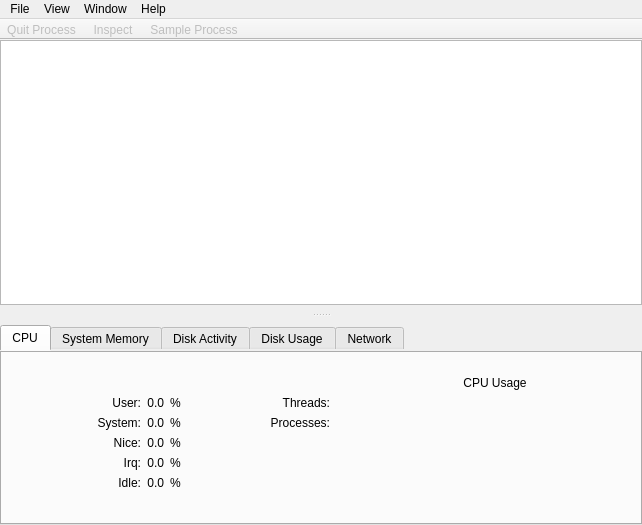
The window that Under Construction/Activity Monitor.app/Resources/main_window.ui (helloSystem/Utilities) describes before a commit, drawn with Qt 5.
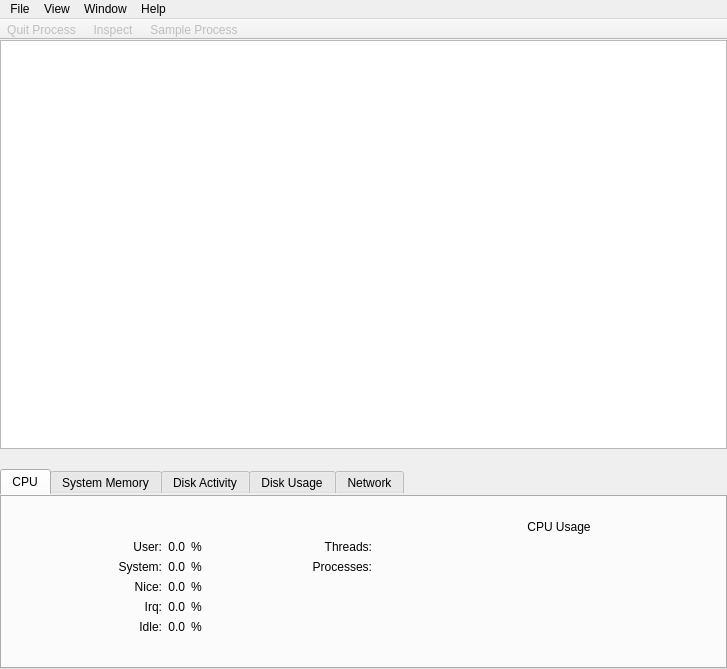
The same window after the commit. The open tabs and pages were chosen to show the change. Icons and pictures are not drawn. Custom widgets are drawn as their Qt base class.

Commit message: remove spliter

Patch:
```diff
--- a/Under Construction/Activity Monitor.app/Resources/main_window.ui
+++ b/Under Construction/Activity Monitor.app/Resources/main_window.ui
@@ -6,8 +6,8 @@
    <rect>
     <x>0</x>
     <y>0</y>
-    <width>642</width>
-    <height>525</height>
+    <width>727</width>
+    <height>669</height>
    </rect>
   </property>
   <property name="focusPolicy">
@@ -38,14 +38,6 @@
      <number>0</number>
     </property>
     <item>
-     <widget class="QSplitter" name="splitter">
-      <property name="orientation">
-       <enum>Qt::Vertical</enum>
-      </property>
-      <property name="handleWidth">
-       <number>20</number>
-      </property>
-      <widget class="QWidget" name="verticalLayoutWidget">
        <layout class="QVBoxLayout" name="verticalLayout_2">
         <property name="spacing">
          <number>0</number>
@@ -97,7 +89,24 @@
          </widget>
         </item>
        </layout>
-      </widget>
+    </item>
+    <item>
+     <spacer name="verticalSpacer_14">
+      <property name="orientation">
+       <enum>Qt::Vertical</enum>
+      </property>
+      <property name="sizeType">
+       <enum>QSizePolicy::Minimum</enum>
+      </property>
+      <property name="sizeHint" stdset="0">
+       <size>
+        <width>20</width>
+        <height>20</height>
+       </size>
+      </property>
+     </spacer>
+    </item>
+    <item>
       <widget class="QTabWidget" name="central_widget_tabs">
        <property name="sizePolicy">
         <sizepolicy hsizetype="MinimumExpanding" vsizetype="Minimum">
@@ -2333,7 +2342,6 @@
         </layout>
        </widget>
       </widget>
-     </widget>
     </item>
    </layout>
   </widget>
@@ -2342,7 +2350,7 @@
     <rect>
      <x>0</x>
      <y>0</y>
-     <width>642</width>
+     <width>727</width>
      <height>24</height>
     </rect>
    </property>
```
Left out of the diff: 2 changed lines with no effect on the pictures. Lines whose indentation alone changed are shown as unchanged. The commit also changes 1 other file.
